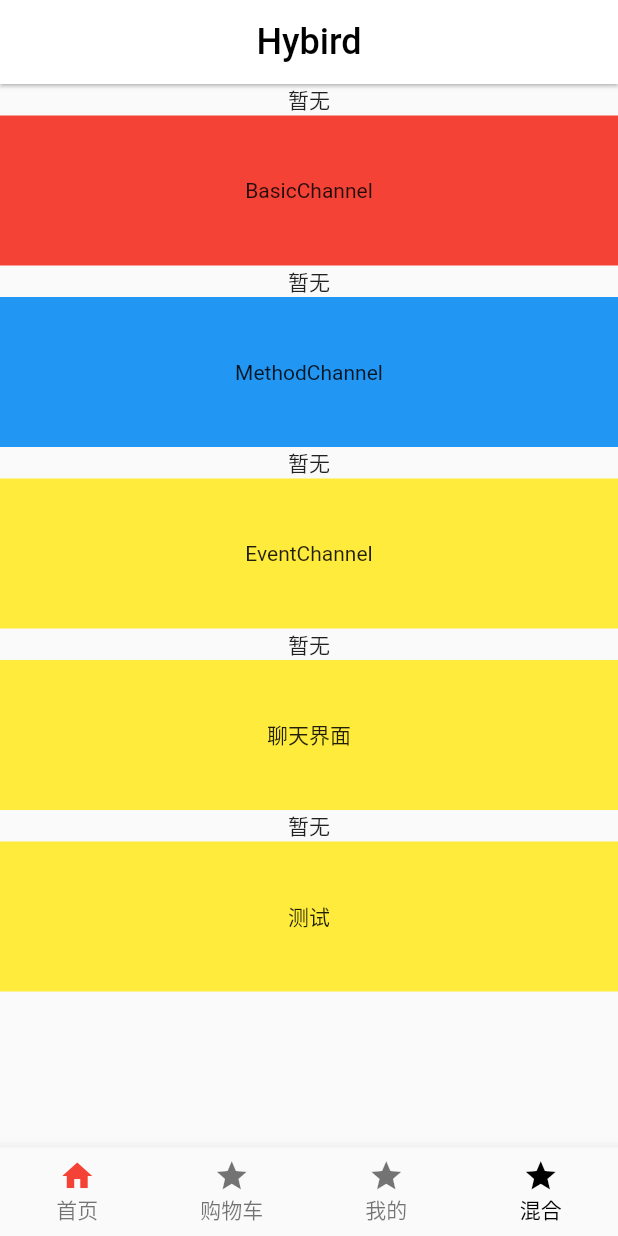
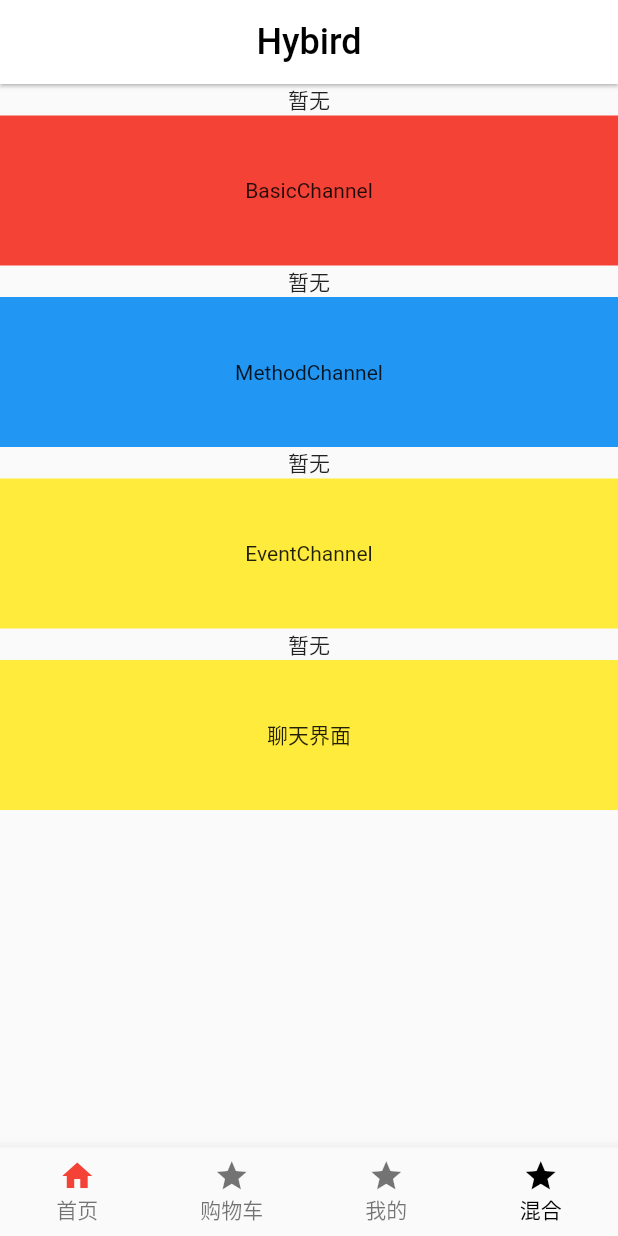
Before and after one commit to MysteryRan/RanMall_flutter, a Flutter app: the screen it shows after launch, item 4 of the bottom bar chosen, on a phone screen of 412 x 824 dp. Run offline on Flutter 3.47's test engine with Material 2 defaults, Android fonts, the phone set to English and light mode, and no system bars; our stand-ins replace cached_network_image, dio, flutter_swiper, shared_preferences, socket_io_client and 2 more; missing offline and left inert: dart:ffi, flutter_webrtc; accounts and stored records are empty; network calls fail; statements that could not run were skipped.

Commit message:
添加截图

```diff
--- a/lib/pages/hybird_module.dart
+++ b/lib/pages/hybird_module.dart
@@ -1,5 +1,4 @@
 import 'package:RanMall_flutter/pages/chat_page.dart';
-import 'package:RanMall_flutter/pages/local_video.dart';
 import 'package:flutter/material.dart';
 import 'package:flutter/services.dart';
 import 'package:web_socket_channel/io.dart';
@@ -202,27 +201,6 @@ class _HybirdPageState extends State<HybirdPage> {
                 ]
               )
             ),
-            GestureDetector(
-              onTap: () {
-                // 返回时 传值
-                Navigator.of(context).push(MaterialPageRoute(
-                    builder: (ctx) {
-                      return LoopBackSample();
-                    }
-                ));
-              },
-              child: Column(
-                children: [
-                  Text("$recive"),
-                  Container(
-                    height: 100,
-                    color: Colors.yellow,
-                    alignment: Alignment.center,
-                    child: Text('测试'),
-                  ),
-                ]
-              )
-            )
           ]
         )
       );
```
Also changed, not shown: images/1.png (added), images/2.png (added), images/3.png (added), 1 other file.
